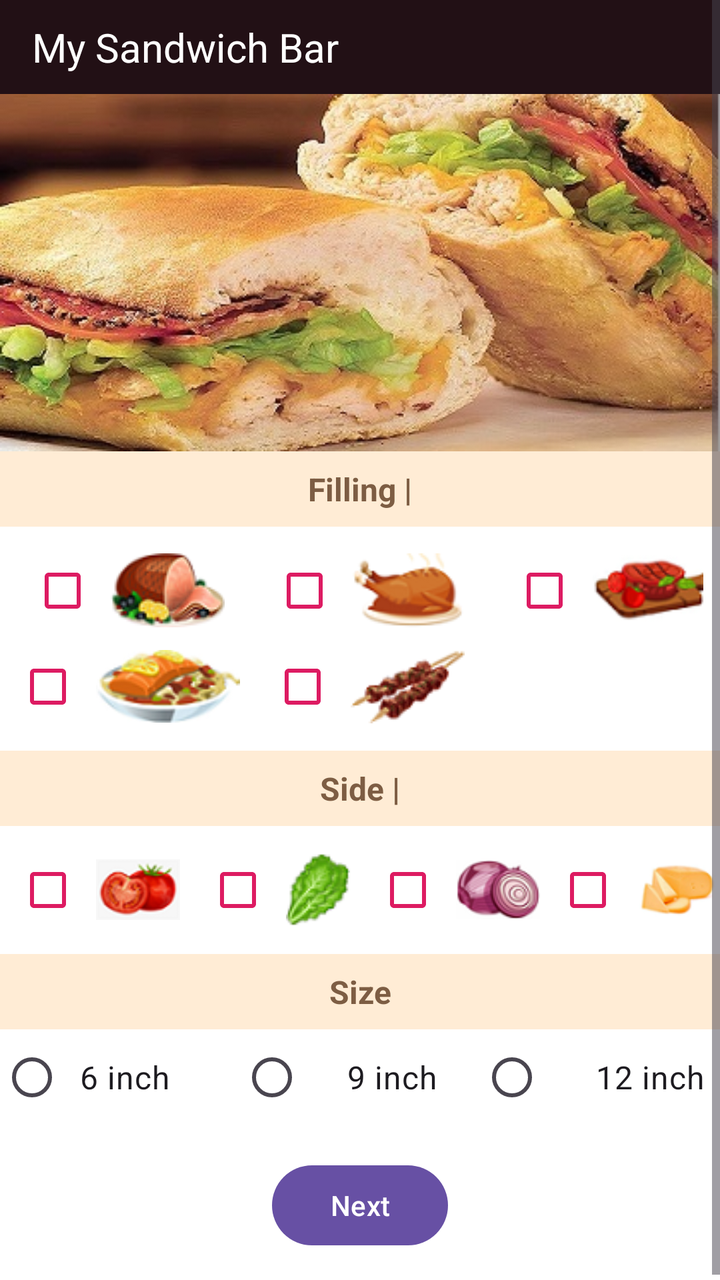
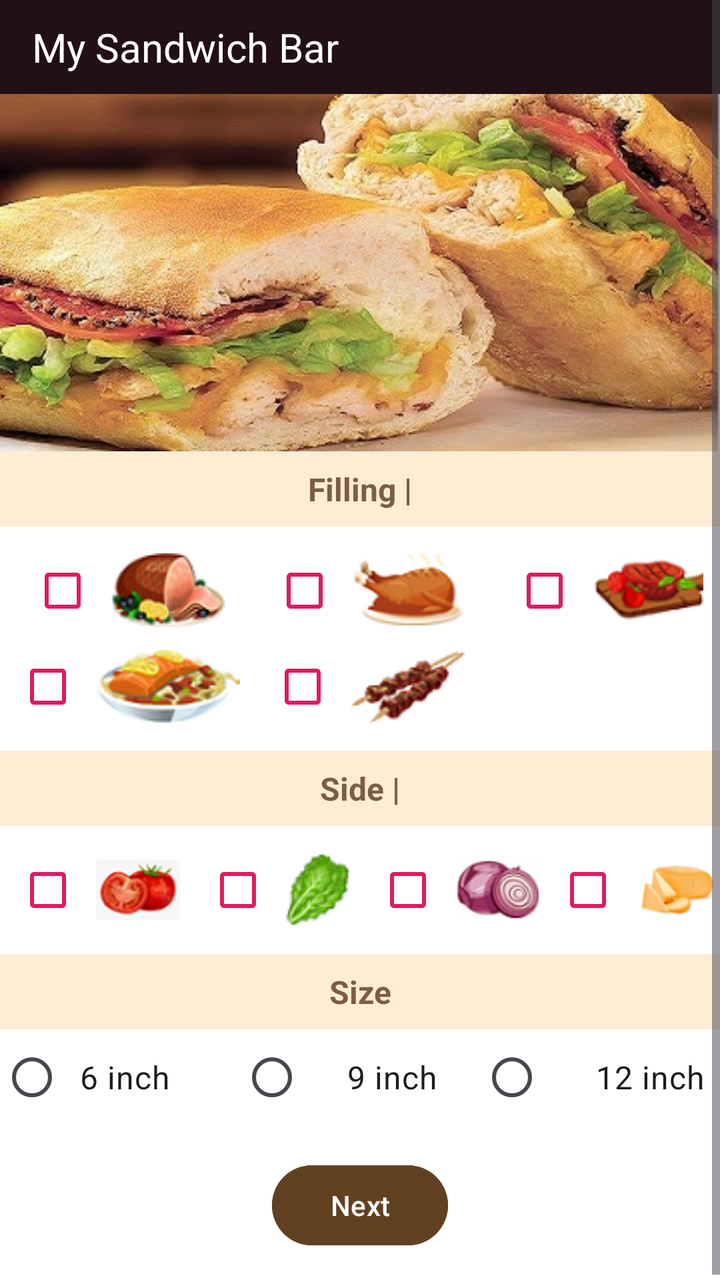

Compare the two renders of this Android layout. The source of the first and the diff that turns it into the second are given below.
<!-- AndroidManifest.xml: application theme Theme.COS30017Assignmemt3Task1 -->
<!-- res/layout/fragment_order_options.xml -->
<?xml version="1.0" encoding="utf-8"?>
<ScrollView xmlns:android="http://schemas.android.com/apk/res/android"
	android:layout_width="match_parent"
	android:layout_height="match_parent"
	android:background="@color/page_background"
	android:fillViewport="true">

	<LinearLayout
		android:layout_width="match_parent"
		android:layout_height="wrap_content"
		android:orientation="vertical">

		
		<TextView
			android:layout_width="match_parent"
			android:layout_height="wrap_content"
			android:background="@color/header_background"
			android:gravity="start|center_vertical"
			android:paddingStart="16dp"
			android:paddingTop="10dp"
			android:paddingBottom="10dp"
			android:text="@string/app_title"
			android:textColor="@color/header_text"
			android:textSize="20sp"
			android:textStyle="normal" />

		
		<ImageView
			android:layout_width="match_parent"
			android:layout_height="wrap_content"
			android:adjustViewBounds="true"
			android:contentDescription="@null"
			android:scaleType="fitCenter"
			android:src="@drawable/sandwiches" />

		

		<LinearLayout
			android:layout_width="match_parent"
			android:layout_height="wrap_content"
			android:orientation="vertical">

			
			<TextView
				android:id="@+id/fillingSelection"
				android:layout_width="match_parent"
				android:layout_height="wrap_content"
				android:background="@color/section_background"
				android:gravity="center"
				android:padding="8dp"
				android:text="@string/filling_selection"
				android:textColor="@color/section_text"
				android:textSize="16sp"
				android:textStyle="bold" />

			
			<LinearLayout
				android:layout_width="match_parent"
				android:layout_height="wrap_content"
				android:background="@color/page_background"
				android:orientation="vertical"
				android:paddingTop="8dp"
				android:paddingBottom="8dp">

				
				<LinearLayout
					android:layout_width="match_parent"
					android:layout_height="wrap_content"
					android:gravity="center"
					android:orientation="horizontal">

					
					<LinearLayout
						android:layout_width="0dp"
						android:layout_height="wrap_content"
						android:layout_weight="1"
						android:gravity="center"
						android:orientation="horizontal">

						<CheckBox
							android:id="@+id/checkHam"
							android:layout_width="wrap_content"
							android:layout_height="wrap_content"
							android:buttonTint="@color/option_color" />

						<ImageView
							android:layout_width="wrap_content"
							android:layout_height="37dp"
							android:adjustViewBounds="true"
							android:contentDescription="@string/content_ham"
							android:scaleType="fitCenter"
							android:src="@drawable/cut_ham_icon" />

					</LinearLayout>

					
					<LinearLayout
						android:layout_width="0dp"
						android:layout_height="wrap_content"
						android:layout_weight="1"
						android:gravity="center"
						android:orientation="horizontal">

						<CheckBox
							android:id="@+id/checkChicken"
							android:layout_width="wrap_content"
							android:layout_height="wrap_content"
							android:buttonTint="@color/option_color" />

						<ImageView
							android:layout_width="wrap_content"
							android:layout_height="37dp"
							android:adjustViewBounds="true"
							android:contentDescription="@string/content_chicken"
							android:scaleType="fitCenter"
							android:src="@drawable/chicken_icon" />

					</LinearLayout>

					
					<LinearLayout
						android:layout_width="0dp"
						android:layout_height="wrap_content"
						android:layout_weight="1"
						android:gravity="center"
						android:orientation="horizontal">

						<CheckBox
							android:id="@+id/checkBeef"
							android:layout_width="wrap_content"
							android:layout_height="wrap_content"
							android:buttonTint="@color/option_color" />

						<ImageView
							android:layout_width="wrap_content"
							android:layout_height="37dp"
							android:adjustViewBounds="true"
							android:contentDescription="@string/content_beef"
							android:scaleType="fitCenter"
							android:src="@drawable/beef_icon" />

					</LinearLayout>

				</LinearLayout>

				
				<LinearLayout
					android:layout_width="match_parent"
					android:layout_height="wrap_content"
					android:gravity="center"
					android:orientation="horizontal">

					
					<LinearLayout
						android:layout_width="0dp"
						android:layout_height="wrap_content"
						android:layout_weight="1"
						android:gravity="center"
						android:orientation="horizontal">

						<CheckBox
							android:id="@+id/checkSalmon"
							android:layout_width="wrap_content"
							android:layout_height="wrap_content"
							android:buttonTint="@color/option_color" />

						<ImageView
							android:layout_width="wrap_content"
							android:layout_height="37dp"
							android:adjustViewBounds="true"
							android:contentDescription="@string/content_salmon"
							android:scaleType="fitCenter"
							android:src="@drawable/salmon_icon" />

					</LinearLayout>

					
					<LinearLayout
						android:layout_width="0dp"
						android:layout_height="wrap_content"
						android:layout_weight="1"
						android:gravity="center"
						android:orientation="horizontal">

						<CheckBox
							android:id="@+id/checkKebab"
							android:layout_width="wrap_content"
							android:layout_height="wrap_content"
							android:buttonTint="@color/option_color" />

						<ImageView
							android:layout_width="wrap_content"
							android:layout_height="37dp"
							android:adjustViewBounds="true"
							android:contentDescription="@string/content_kebab"
							android:scaleType="fitCenter"
							android:src="@drawable/kebab_icon2" />

					</LinearLayout>

					
					<Space
						android:layout_width="0dp"
						android:layout_height="1dp"
						android:layout_weight="1" />

				</LinearLayout>

			</LinearLayout>

		</LinearLayout>

		

		<LinearLayout
			android:layout_width="match_parent"
			android:layout_height="wrap_content"
			android:orientation="vertical">

			
			<TextView
				android:id="@+id/sideSelection"
				android:layout_width="match_parent"
				android:layout_height="wrap_content"
				android:background="@color/section_background"
				android:gravity="center"
				android:padding="8dp"
				android:text="@string/side_selection"
				android:textColor="@color/section_text"
				android:textSize="16sp"
				android:textStyle="bold" />

			
			<LinearLayout
				android:layout_width="match_parent"
				android:layout_height="wrap_content"
				android:background="@color/page_background"
				android:gravity="center"
				android:orientation="horizontal"
				android:paddingTop="8dp"
				android:paddingBottom="8dp">

				
				<LinearLayout
					android:layout_width="0dp"
					android:layout_height="wrap_content"
					android:layout_weight="1"
					android:gravity="center"
					android:orientation="horizontal">

					<CheckBox
						android:id="@+id/checkTomato"
						android:layout_width="wrap_content"
						android:layout_height="wrap_content"
						android:buttonTint="@color/option_color" />

					<ImageView
						android:layout_width="wrap_content"
						android:layout_height="37dp"
						android:adjustViewBounds="true"
						android:contentDescription="@string/content_tomato"
						android:scaleType="fitCenter"
						android:src="@drawable/tomato_icon" />

				</LinearLayout>

				
				<LinearLayout
					android:layout_width="0dp"
					android:layout_height="wrap_content"
					android:layout_weight="1"
					android:gravity="center"
					android:orientation="horizontal">

					<CheckBox
						android:id="@+id/checkLettuce"
						android:layout_width="wrap_content"
						android:layout_height="wrap_content"
						android:buttonTint="@color/option_color" />

					<ImageView
						android:layout_width="wrap_content"
						android:layout_height="37dp"
						android:adjustViewBounds="true"
						android:contentDescription="@string/content_lettuce"
						android:scaleType="fitCenter"
						android:src="@drawable/lettuce_icon" />

				</LinearLayout>

				
				<LinearLayout
					android:layout_width="0dp"
					android:layout_height="wrap_content"
					android:layout_weight="1"
					android:gravity="center"
					android:orientation="horizontal">

					<CheckBox
						android:id="@+id/checkOnion"
						android:layout_width="wrap_content"
						android:layout_height="wrap_content"
						android:buttonTint="@color/option_color" />

					<ImageView
						android:layout_width="wrap_content"
						android:layout_height="37dp"
						android:adjustViewBounds="true"
						android:contentDescription="@string/content_onion"
						android:scaleType="fitCenter"
						android:src="@drawable/onion_icon" />

				</LinearLayout>

				
				<LinearLayout
					android:layout_width="0dp"
					android:layout_height="wrap_content"
					android:layout_weight="1"
					android:gravity="center"
					android:orientation="horizontal">

					<CheckBox
						android:id="@+id/checkCheese"
						android:layout_width="wrap_content"
						android:layout_height="wrap_content"
						android:buttonTint="@color/option_color" />

					<ImageView
						android:layout_width="wrap_content"
						android:layout_height="37dp"
						android:adjustViewBounds="true"
						android:contentDescription="@string/content_cheese"
						android:scaleType="fitCenter"
						android:src="@drawable/cheese_icon" />

				</LinearLayout>

			</LinearLayout>

		</LinearLayout>

		

		<LinearLayout
			android:layout_width="match_parent"
			android:layout_height="wrap_content"
			android:orientation="vertical">

			
			<TextView
				android:id="@+id/sizeSelection"
				android:layout_width="match_parent"
				android:layout_height="wrap_content"
				android:background="@color/section_background"
				android:gravity="center"
				android:padding="8dp"
				android:text="@string/size_selection"
				android:textColor="@color/section_text"
				android:textSize="16sp"
				android:textStyle="bold" />

			
			<RadioGroup
				android:id="@+id/radioSize"
				android:layout_width="match_parent"
				android:layout_height="wrap_content"
				android:background="@color/page_background"
				android:gravity="center_vertical"
				android:orientation="horizontal">

				
				<RadioButton
					android:id="@+id/radio6Inch"
					android:layout_width="0dp"
					android:layout_height="wrap_content"
					android:layout_weight="1"
					android:buttonTint="@color/option_color"
					android:gravity="start|center_vertical"
					android:paddingStart="8dp"
					android:text="@string/size_6_inch"
					android:textSize="16sp" />

				
				<RadioButton
					android:id="@+id/radio9Inch"
					android:layout_width="0dp"
					android:layout_height="wrap_content"
					android:layout_weight="1"
					android:buttonTint="@color/option_color"
					android:gravity="center"
					android:text="@string/size_9_inch"
					android:textSize="16sp" />

				
				<RadioButton
					android:id="@+id/radio12Inch"
					android:layout_width="0dp"
					android:layout_height="wrap_content"
					android:layout_weight="1"
					android:buttonTint="@color/option_color"
					android:gravity="end|center_vertical"
					android:paddingEnd="8dp"
					android:text="@string/size_12_inch"
					android:textSize="16sp" />

			</RadioGroup>

		</LinearLayout>

		<Button
			android:id="@+id/buttonNext"
			android:layout_width="wrap_content"
			android:layout_height="wrap_content"
			android:layout_gravity="center_horizontal"
			android:layout_marginTop="16dp"
			android:layout_marginBottom="16dp"
			android:text="@string/next" />

	</LinearLayout>

</ScrollView>
<!-- resources referenced by this layout -->
<resources>
  <color name="header_background">#221015</color>
  <color name="header_text">#FFFFFF</color>
  <color name="option_color">#DD1B62</color>
  <color name="page_background">#FFFFFF</color>
  <color name="section_background">#FFECD5</color>
  <color name="section_text">#7D5D43</color>
  <!-- drawable beef_icon: png bitmap (drawable, 7162 bytes) -->
  <!-- drawable cheese_icon: png bitmap (drawable, 6614 bytes) -->
  <!-- drawable chicken_icon: png bitmap (drawable, 6839 bytes) -->
  <!-- drawable cut_ham_icon: png bitmap (drawable, 7904 bytes) -->
  <!-- drawable kebab_icon2: png bitmap (drawable, 5869 bytes) -->
  <!-- drawable lettuce_icon: png bitmap (drawable, 5529 bytes) -->
  <!-- drawable onion_icon: png bitmap (drawable, 7836 bytes) -->
  <!-- drawable salmon_icon: png bitmap (drawable, 6133 bytes) -->
  <!-- drawable sandwiches: jpg bitmap (drawable, 54225 bytes) -->
  <!-- drawable tomato_icon: png bitmap (drawable, 6981 bytes) -->
  <string name="app_title">My Sandwich Bar</string>
  <string name="content_beef">Beef Steak</string>
  <string name="content_cheese">Cheese</string>
  <string name="content_chicken">Roasted Chicken</string>
  <string name="content_ham">Ham</string>
  <string name="content_kebab">Kebab</string>
  <string name="content_lettuce">Lettuce</string>
  <string name="content_onion">Onion</string>
  <string name="content_salmon">Grilled Salmon</string>
  <string name="content_tomato">Tomato</string>
  <string name="filling_selection">Filling |</string>
  <string name="next">Next</string>
  <string name="side_selection">Side |</string>
  <string name="size_12_inch">12 inch</string>
  <string name="size_6_inch">6 inch</string>
  <string name="size_9_inch">9 inch</string>
  <string name="size_selection">Size</string>
  <style name="Theme.COS30017Assignmemt3Task1" parent="Base.Theme.COS30017Assignmemt3Task1" />
  <style name="Base.Theme.COS30017Assignmemt3Task1" parent="Theme.Material3.DayNight.NoActionBar">
  		
  		
  	</style>
</resources>

<!-- the commit's change to res/layout/fragment_order_options.xml (unified diff, before → after) -->
@@ -375,7 +375,7 @@
 					android:layout_width="0dp"
 					android:layout_height="wrap_content"
 					android:layout_weight="1"
-					android:buttonTint="@color/option_color"
+					android:buttonTint="@color/total_text"
 					android:gravity="start|center_vertical"
 					android:paddingStart="8dp"
 					android:text="@string/size_6_inch"
@@ -387,7 +387,7 @@
 					android:layout_width="0dp"
 					android:layout_height="wrap_content"
 					android:layout_weight="1"
-					android:buttonTint="@color/option_color"
+					android:buttonTint="@color/total_text"
 					android:gravity="center"
 					android:text="@string/size_9_inch"
 					android:textSize="16sp" />
@@ -398,7 +398,7 @@
 					android:layout_width="0dp"
 					android:layout_height="wrap_content"
 					android:layout_weight="1"
-					android:buttonTint="@color/option_color"
+					android:buttonTint="@color/total_text"
 					android:gravity="end|center_vertical"
 					android:paddingEnd="8dp"
 					android:text="@string/size_12_inch"
@@ -415,6 +415,8 @@
 			android:layout_gravity="center_horizontal"
 			android:layout_marginTop="16dp"
 			android:layout_marginBottom="16dp"
+			android:backgroundTint="@color/total_text"
+			android:textColor="@color/header_text"
 			android:text="@string/next" />
 
 	</LinearLayout>
<!-- resource entries referenced after the edit -->
@@ -6,6 +6,7 @@
   <color name="page_background">#FFFFFF</color>
   <color name="section_background">#FFECD5</color>
   <color name="section_text">#7D5D43</color>
+  <color name="total_text">#614121</color>
   <!-- drawable beef_icon: png bitmap (drawable, 7162 bytes) -->
   <!-- drawable cheese_icon: png bitmap (drawable, 6614 bytes) -->
   <!-- drawable chicken_icon: png bitmap (drawable, 6839 bytes) -->
